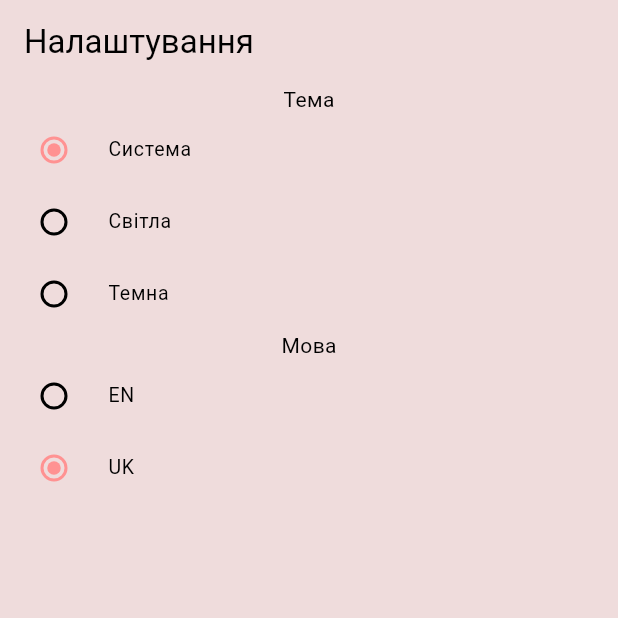
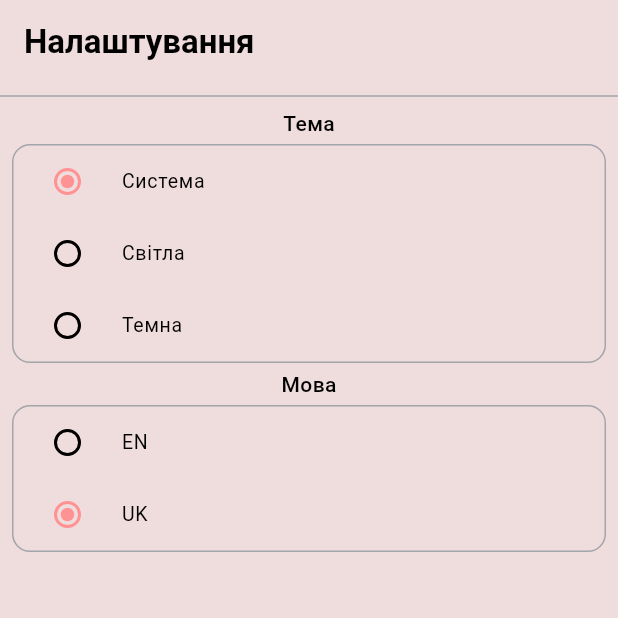
Before and after one commit to BaoBab-800/Sonora, a Flutter app: the SettingsPage screen opened by its route, after a tap on "UK", on a phone screen of 412 x 824 dp, the top half of it. Run offline on Flutter 3.47's test engine with Material 3 defaults, Android fonts, the phone set to English and light mode, and no system bars; our stand-ins replace audio_service, flutter_riverpod, go_router, hive, hive_flutter, on_audio_query; missing offline and left inert: media_kit; accounts and stored records are empty; statements that could not run were skipped.

Commit message:
The appearance of the settings has been improved to an acceptable state.

```diff
--- a/lib/ui/settings/settings_locale.dart
+++ b/lib/ui/settings/settings_locale.dart
@@ -3,6 +3,7 @@ import 'package:flutter_riverpod/flutter_riverpod.dart';
 
 import 'package:sonora/core/l10n/l10n.dart';
 import 'package:sonora/core/providers/providers.dart';
+import 'package:sonora/core/theme/theme.dart';
 
 class SettingsLocale extends ConsumerWidget {
   const SettingsLocale({super.key});
@@ -14,13 +15,30 @@ class SettingsLocale extends ConsumerWidget {
 
     return Column(
       children: [
-        Text(context.l10n.language),
+        Text(
+          context.l10n.language,
+          style: const TextStyle(
+            fontWeight: FontWeight.w500,
+          ),
+        ),
 
         settings.when(
           loading: () => const CircularProgressIndicator(),
           error: (error, stack) => Text('$error'),
           data: (settings) {
-            return RadioGroup<Locale>(
+            return Container(
+              margin: const EdgeInsets.symmetric(horizontal: 8, vertical: 4),
+              clipBehavior: Clip.antiAlias,
+              decoration: BoxDecoration(
+                borderRadius: BorderRadius.circular(12),
+                border: Border.all(color: context.colors.outline),
+              ),
+
+              child: Material(
+                color: Colors.transparent,
+                borderRadius: BorderRadius.circular(12),
+                clipBehavior: Clip.antiAlias,
+                child: RadioGroup<Locale>(
                   groupValue: settings.locale,
                   onChanged: (value) {
                     if (value == null) return;
@@ -37,6 +55,8 @@ class SettingsLocale extends ConsumerWidget {
                         ),
                     ],
                   ),
+                ),
+              ),
             );
           },
         ),
--- a/lib/ui/settings/settings_page.dart
+++ b/lib/ui/settings/settings_page.dart
@@ -1,6 +1,7 @@
 import 'package:flutter/material.dart';
 
 import 'package:sonora/core/l10n/l10n.dart';
+import 'package:sonora/core/theme/theme.dart';
 import 'package:sonora/ui/settings/settings_theme.dart';
 
 import 'settings_locale.dart';
@@ -14,13 +15,18 @@ class SettingsPage extends StatelessWidget {
       appBar: AppBar(
         title: Text(
           context.l10n.settings,
+          style: TextStyle(
+            fontSize: 22,
+            fontWeight: FontWeight.w600,
+          ),
         ),
       ),
 
       body: ListView(
         children: [
-          SettingsTheme(),
-          SettingsLocale(),
+          Divider(color: context.colors.outline),
+          const SettingsTheme(),
+          const SettingsLocale(),
         ],
       ),
     );
--- a/lib/ui/settings/settings_theme.dart
+++ b/lib/ui/settings/settings_theme.dart
@@ -3,6 +3,7 @@ import 'package:flutter_riverpod/flutter_riverpod.dart';
 
 import 'package:sonora/core/l10n/l10n.dart';
 import 'package:sonora/core/providers/providers.dart';
+import 'package:sonora/core/theme/theme.dart';
 
 class SettingsTheme extends ConsumerWidget {
   const SettingsTheme({super.key});
@@ -14,13 +15,30 @@ class SettingsTheme extends ConsumerWidget {
 
     return Column(
       children: [
-        Text(context.l10n.theme),
+        Text(
+          context.l10n.theme,
+          style: const TextStyle(
+            fontWeight: FontWeight.w500,
+          ),
+        ),
 
         settings.when(
           loading: () => const CircularProgressIndicator(),
           error: (error, stack) => Text('$error'),
           data: (settings) {
-            return RadioGroup<ThemeMode>(
+            return Container(
+              margin: const EdgeInsets.symmetric(horizontal: 8, vertical: 4),
+              clipBehavior: Clip.antiAlias,
+              decoration: BoxDecoration(
+                borderRadius: BorderRadius.circular(12),
+                border: Border.all(color: context.colors.outline),
+              ),
+
+              child: Material(
+                color: Colors.transparent,
+                borderRadius: BorderRadius.circular(12),
+                clipBehavior: Clip.antiAlias,
+                child: RadioGroup<ThemeMode>(
                   groupValue: settings.themeMode,
                   onChanged: (value) {
                     if (value == null) return;
@@ -37,6 +55,8 @@ class SettingsTheme extends ConsumerWidget {
                         ),
                     ],
                   ),
+                ),
+              ),
             );
           },
         ),
```
Lines whose indentation alone changed are shown as unchanged.
